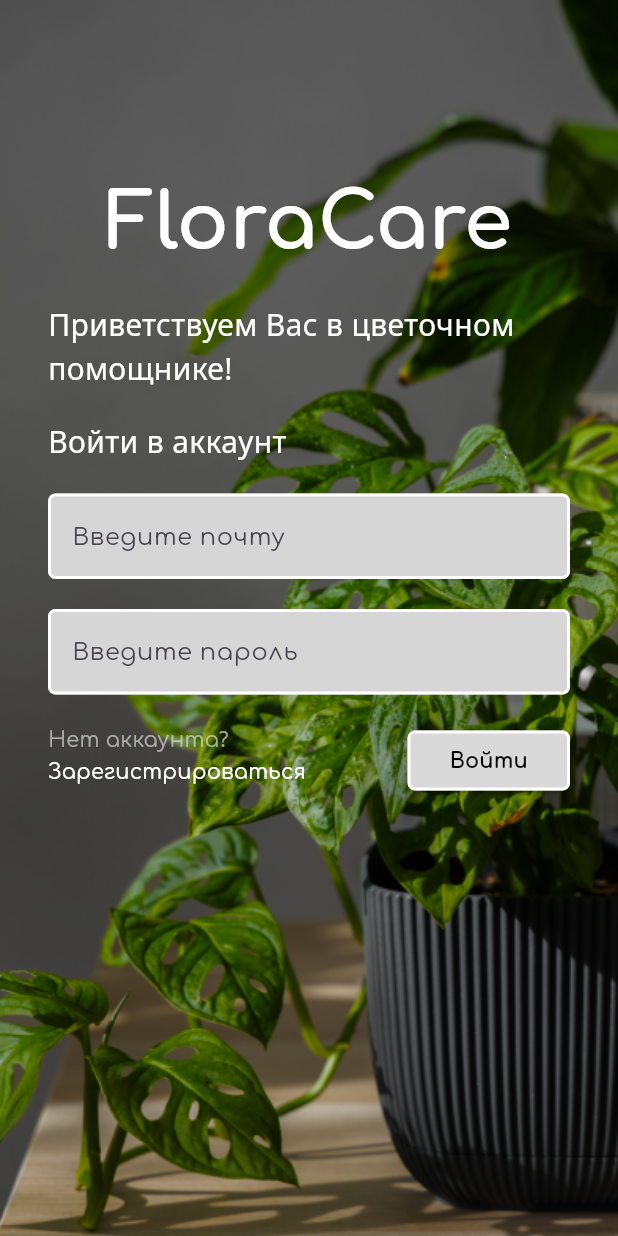
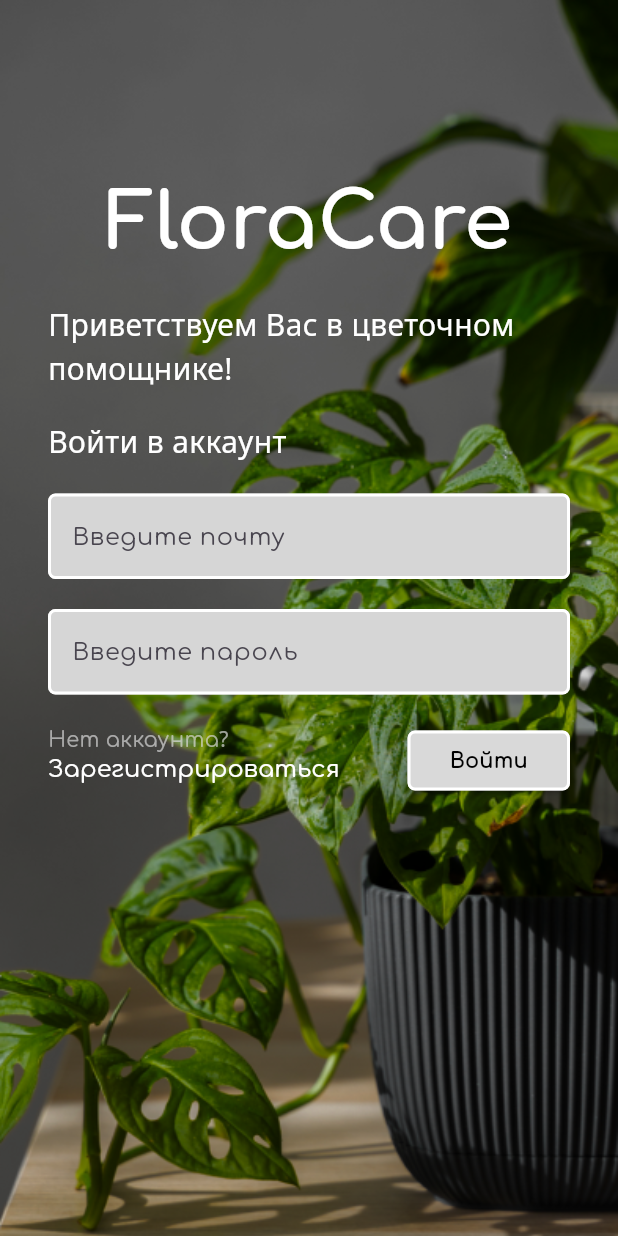
Before and after one commit to katitichka/flora_care, a Flutter app: the screen it shows after launch, on a phone screen of 412 x 824 dp. Run offline on Flutter 3.47's test engine with Material 3 defaults, Android fonts, the phone set to English and light mode, and no system bars; our stand-ins replace flutter_bloc, flutter_local_notifications, freezed_annotation, google_fonts, pocketbase, shared_preferences and 1 more.

Commit message:
design changes

```diff
--- a/lib/features/dictionary/presentation/view/components/dictionary_plant_card.dart
+++ b/lib/features/dictionary/presentation/view/components/dictionary_plant_card.dart
@@ -12,6 +12,7 @@ class DictionaryPlantCard extends StatelessWidget {
   @override
   Widget build(BuildContext context) {
     return Card(
+      color: Colors.white,
       margin: const EdgeInsets.all(16),
       shape: RoundedRectangleBorder(
         borderRadius: BorderRadius.circular(12),
--- a/lib/features/dictionary/presentation/view/screens/dictionary_screen.dart
+++ b/lib/features/dictionary/presentation/view/screens/dictionary_screen.dart
@@ -109,6 +109,7 @@ class _DictionaryScreenState extends State<DictionaryScreen> {
       }
 
       return RefreshIndicator(
+        color: Colors.green,
         notificationPredicate: (_) => !_isSearching,
         onRefresh: () async {
           if (!_isSearching) {
--- a/lib/features/user_plants/presentation/view/components/user_plant_card.dart
+++ b/lib/features/user_plants/presentation/view/components/user_plant_card.dart
@@ -93,6 +93,7 @@ class _UserPlantCardState extends State<UserPlantCard> {
         onTap: widget.onTap,
         onLongPress: () => _showActionMenu(context, _currentPlant.id),
         child: Card(
+          color: Colors.white,
           margin: const EdgeInsets.symmetric(vertical: 8, horizontal: 12),
           shape: RoundedRectangleBorder(
             borderRadius: BorderRadius.circular(15),
@@ -102,6 +103,7 @@ class _UserPlantCardState extends State<UserPlantCard> {
             ),
           ),
           child: Container(
+            color: Colors.white,
             padding: const EdgeInsets.all(15),
             height: 115,
             child: Row(
--- a/lib/theme.dart
+++ b/lib/theme.dart
@@ -4,4 +4,37 @@ import 'package:google_fonts/google_fonts.dart';
 final appTheme = ThemeData(
   useMaterial3: true,
   fontFamily: GoogleFonts.notoSans().fontFamily,
+  scaffoldBackgroundColor: Colors.white,
+  appBarTheme: const AppBarTheme(backgroundColor: Colors.white),
+  snackBarTheme: SnackBarThemeData(
+    backgroundColor: Colors.white,
+    contentTextStyle: TextStyle(color: Colors.green[700]),
+    behavior: SnackBarBehavior.floating,
+  ),
+  dialogTheme: DialogTheme(
+    backgroundColor: Colors.white,
+    titleTextStyle: TextStyle(
+      color: Colors.green[700],
+      fontSize: 20,
+      fontWeight: FontWeight.bold,
+    ),
+    contentTextStyle: const TextStyle(color: Colors.black87, fontSize: 16),
+    shape: RoundedRectangleBorder(borderRadius: BorderRadius.circular(16)),
+    actionsPadding: const EdgeInsets.all(10),
+  ),
+  textButtonTheme: TextButtonThemeData(
+    style: TextButton.styleFrom(
+      foregroundColor: Colors.green[900],
+      textStyle: const TextStyle(fontWeight: FontWeight.w500, fontSize: 16),
+    ),
+  ),
+  inputDecorationTheme: InputDecorationTheme(
+    enabledBorder: UnderlineInputBorder(
+      borderSide: BorderSide(color: Colors.green[900]!),
+    ),
+    focusedBorder: UnderlineInputBorder(
+      borderSide: BorderSide(color: Colors.green[900]!, width: 2),
+    ),
+  ),
+  progressIndicatorTheme: ProgressIndicatorThemeData(color: Colors.green),
 );
```
